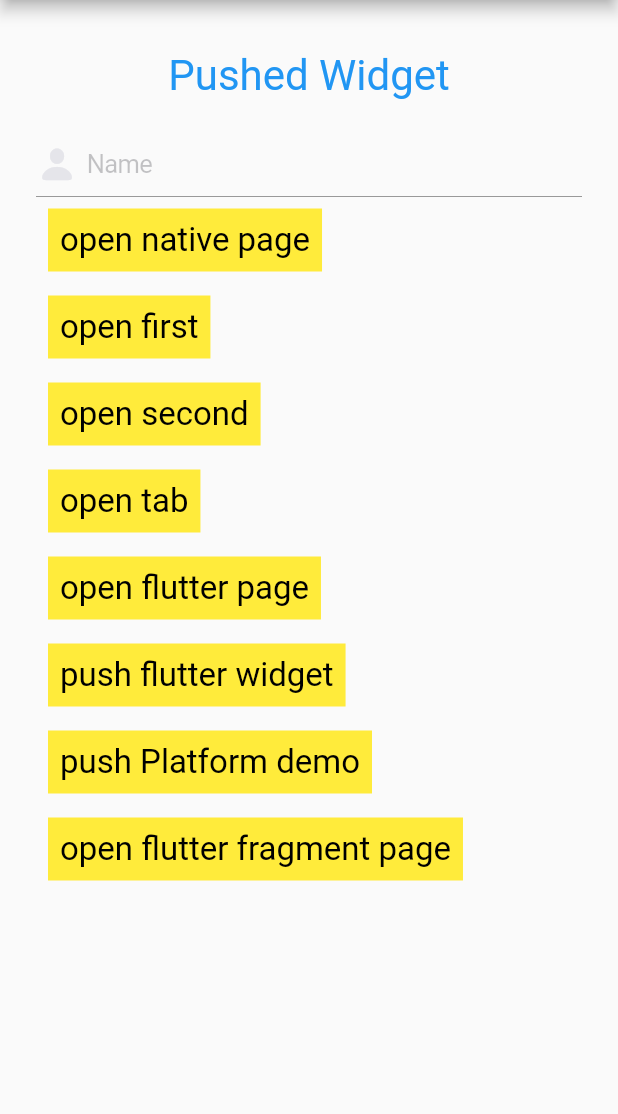
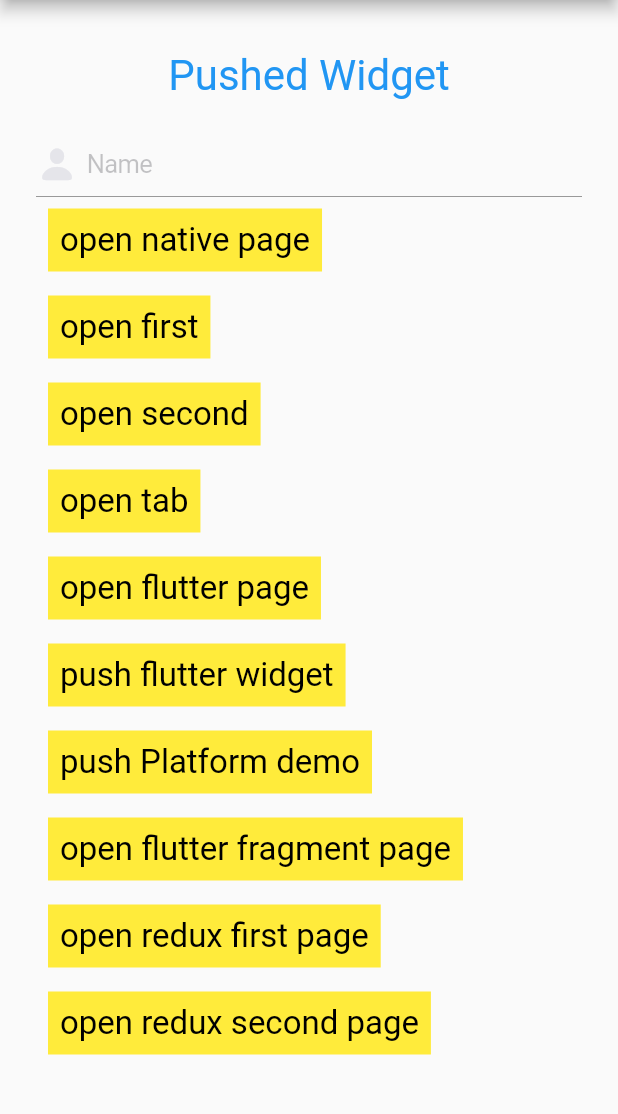
Before and after one commit to kimi007117/FlutterMixProject, a Flutter app: the FlutterRouteWidget screen opened directly, on a phone screen of 412 x 824 dp, the part 84-1198 px from its top. Run offline on Flutter 3.47's test engine with Material 2 defaults, Android fonts, the phone set to English and light mode, and no system bars; our stand-ins replace flutter_redux, redux; missing offline and left inert: flutter_boost.

Commit message:
添加 redux

```diff
--- /dev/null
+++ b/flutter_module/lib/redux/count_action.dart
@@ -0,0 +1,5 @@
+/**
+ * 定义操作该State的全部Action
+ * 这里只有增加count一个动作
+ */
+enum Action { increment }
--- /dev/null
+++ b/flutter_module/lib/redux/count_state.dart
@@ -0,0 +1,12 @@
+import 'package:meta/meta.dart';
+
+@immutable
+class CountState {
+  final int _count;
+
+  get count => _count;
+
+  CountState(this._count);
+
+  CountState.initState() : _count = 0;
+}
--- a/flutter_module/lib/second_page.dart
+++ b/flutter_module/lib/second_page.dart
@@ -1,6 +1,14 @@
 import 'package:flutter/material.dart';
+import 'package:flutter_module/redux/count_state.dart';
+import 'package:flutter_redux/flutter_redux.dart';
 
-class SecondPage extends StatelessWidget {
+
+class SecondPage extends StatefulWidget {
+  @override
+  _SecondPageState createState() => _SecondPageState();
+}
+
+class _SecondPageState extends State<SecondPage> {
   @override
   Widget build(BuildContext context) {
     return MaterialApp(
@@ -14,8 +22,14 @@ class SecondPage extends StatelessWidget {
         body: Center(
           // Center is a layout widget. It takes a single child and positions it
           // in the middle of the parent.
-          child: Text(
-            'SecondPage',
+          child: StoreConnector<CountState,int>(
+            converter: (store) => store.state.count,
+            builder: (context, count) {
+              return Text(
+                count.toString(),
+                style: Theme.of(context).textTheme.display1,
+              );
+            },
           ),
         ), // This trailing comma makes auto-formatting nicer for build methods.
       ),
--- a/flutter_module/lib/simple_page_widgets.dart
+++ b/flutter_module/lib/simple_page_widgets.dart
@@ -270,6 +270,30 @@ class _FlutterRouteWidgetState extends State<FlutterRouteWidget> {
                 onTap: () => FlutterBoost.singleton
                     .open("sample://flutterFragmentPage"),
               ),
+              InkWell(
+                child: Container(
+                    padding: const EdgeInsets.all(8.0),
+                    margin: const EdgeInsets.all(8.0),
+                    color: Colors.yellow,
+                    child: Text(
+                      'open redux first page',
+                      style: TextStyle(fontSize: 22.0, color: Colors.black),
+                    )),
+                onTap: () =>
+                    FlutterBoost.singleton.open("flutter://firstPage"),
+              ),
+              InkWell(
+                child: Container(
+                    padding: const EdgeInsets.all(8.0),
+                    margin: const EdgeInsets.all(8.0),
+                    color: Colors.yellow,
+                    child: Text(
+                      'open redux second page',
+                      style: TextStyle(fontSize: 22.0, color: Colors.black),
+                    )),
+                onTap: () =>
+                    FlutterBoost.singleton.open("flutter://secondPage"),
+              ),
             ],
           ),
 
@@ -290,8 +314,7 @@ class FragmentRouteWidget extends StatelessWidget {
       appBar: AppBar(
         title: Text('flutter_boost_example'),
       ),
-      body: Column(
-        crossAxisAlignment: CrossAxisAlignment.start,
+      body: ListView(
         children: <Widget>[
           Container(
             margin: const EdgeInsets.only(top: 80.0),
--- a/flutter_module/pubspec.yaml
+++ b/flutter_module/pubspec.yaml
@@ -28,6 +28,9 @@ dependencies:
     git:
       url: 'https://github.com/alibaba/flutter_boost.git'
       ref: 'v1.12.13-hotfixes'
+
+  redux: ^3.0.0
+  flutter_redux: ^0.5.3
 
   # The following adds the Cupertino Icons font to your application.
   # Use with the CupertinoIcons class for iOS style icons.
```
Also changed, not shown: flutter_module/lib/first_page.dart (+14 -0 lines), flutter_module/lib/main.dart (+17 -3 lines), flutter_module/lib/redux/count_reducer.dart (added, +13 -0 lines), 2 other files.
